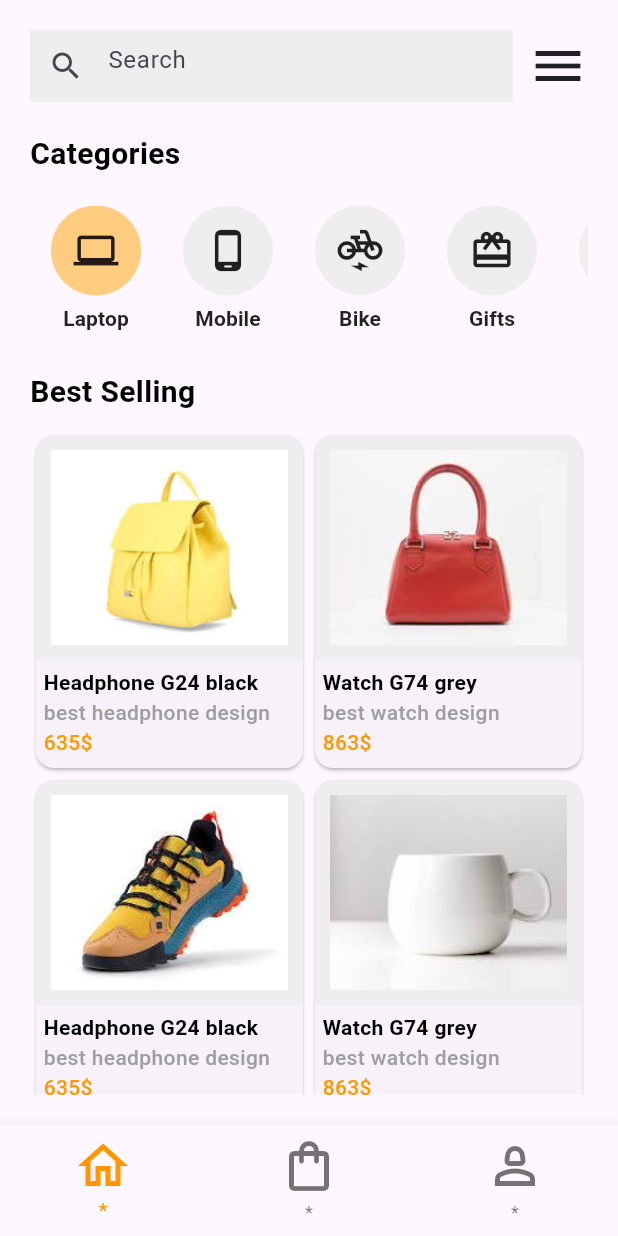
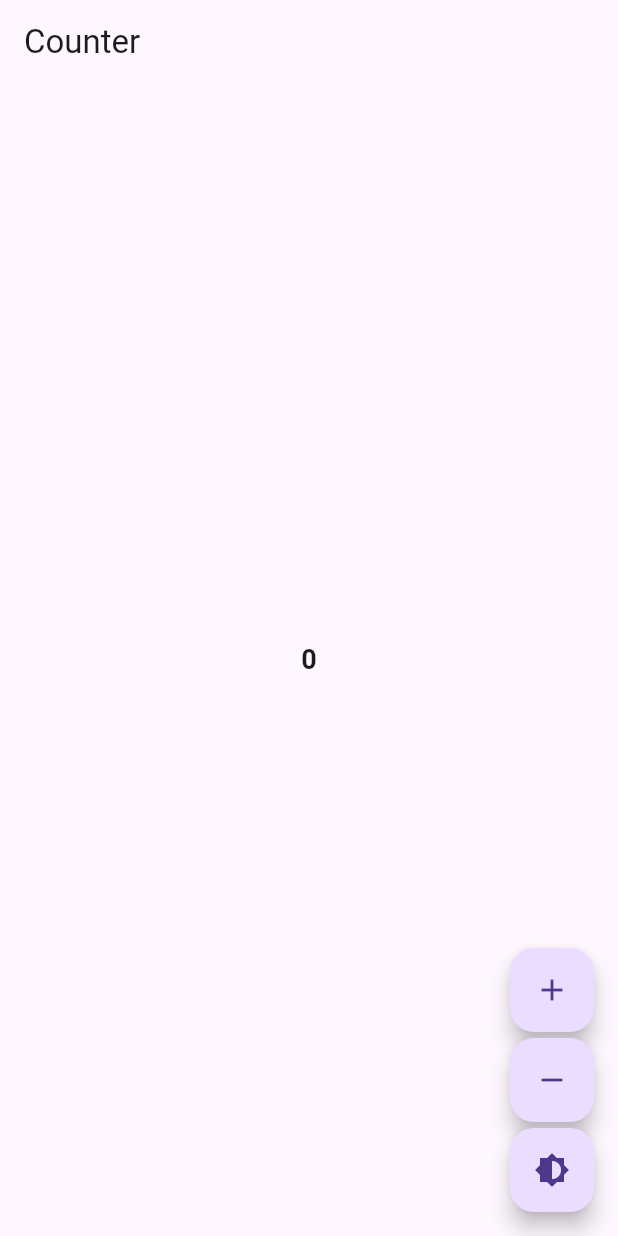
Before and after one commit to ismail-medhat/Flutter-Demo, a Flutter app: the screen it shows after launch, on a phone screen of 412 x 824 dp. Run offline on Flutter 3.47's test engine with Material 3 defaults, Android fonts, the phone set to English and light mode, and no system bars; our stand-ins replace flutter_bloc.

Commit message:
Use bloc state manegment to build counter screen

```diff
--- /dev/null
+++ b/devtools_options.yaml
@@ -0,0 +1,3 @@
+description: This file stores settings for Dart & Flutter DevTools.
+documentation: https://docs.flutter.dev/tools/devtools/extensions#configure-extension-enablement-states
+extensions:
--- a/lib/bestselling.dart
+++ /dev/null
@@ -1,111 +0,0 @@
-import 'package:flutter/material.dart';
-import 'package:flutter_demo/productdetails.dart';
-
-// ignore: must_be_immutable
-class BestSelling extends StatelessWidget {
-  BestSelling({super.key});
-
-  List bestSellingList = [
-    {
-      "image": 'images/backBag.jpeg',
-      "title": "Headphone G24 black",
-      "subtitle": "best headphone design",
-      "price": 635,
-    },
-    {
-      "image": 'images/bag.jpeg',
-      "title": "Watch G74 grey",
-      "subtitle": "best watch design",
-      "price": 863,
-    },
-    {
-      "image": 'images/manShose.jpeg',
-      "title": "Headphone G24 black",
-      "subtitle": "best headphone design",
-      "price": 635,
-    },
-    {
-      "image": 'images/mug.jpeg',
-      "title": "Watch G74 grey",
-      "subtitle": "best watch design",
-      "price": 863,
-    },
-  ];
-
-  @override
-  Widget build(BuildContext context) {
-    return (GridView.builder(
-        physics: const NeverScrollableScrollPhysics(),
-        shrinkWrap: true,
-        gridDelegate: const SliverGridDelegateWithFixedCrossAxisCount(
-            crossAxisCount: 2, mainAxisExtent: 230),
-        itemCount: bestSellingList.length,
-        itemBuilder: (context, i) {
-          return InkWell(
-            onTap: () {
-              Navigator.of(context).push(MaterialPageRoute(
-                  builder: (context) => ProductDetails(
-                        productData: bestSellingList[i],
-                      )));
-            },
-            child: (Card(
-              clipBehavior: Clip.antiAliasWithSaveLayer,
-              child: Column(
-                crossAxisAlignment: CrossAxisAlignment.start,
-                children: [
-                  Container(
-                    padding: const EdgeInsets.all(10),
-                    width: 300,
-                    // margin: const EdgeInsets.only(top: 5.0),
-                    color: Colors.grey[200],
-                    child: Image.asset(
-                      bestSellingList[i]['image'],
-                      height: 130,
-                      fit: BoxFit.fill,
-                    ),
-                  ),
-                  Container(
-                    padding: const EdgeInsets.all(5),
-                    child: Column(
-                      crossAxisAlignment: CrossAxisAlignment.start,
-                      children: [
-                        Text(
-                          bestSellingList[i]['title'],
-                          overflow: TextOverflow.ellipsis,
-                          textAlign: TextAlign.start,
-                          style: const TextStyle(
-                            color: Colors.black,
-                            fontSize: 14,
-                            fontWeight: FontWeight.w700,
-                          ),
-                        ),
-                        Text(
-                          bestSellingList[i]['subtitle'],
-                          overflow: TextOverflow.ellipsis,
-                          textAlign: TextAlign.start,
-                          style: const TextStyle(
-                            color: Colors.grey,
-                            fontSize: 14,
-                            fontWeight: FontWeight.w500,
-                          ),
-                        ),
-                        Text(
-                          '${bestSellingList[i]['price']}\$',
-                          overflow: TextOverflow.ellipsis,
-                          textAlign: TextAlign.start,
-                          style: const TextStyle(
-                            color: Colors.orange,
-                            fontSize: 14,
-                            fontWeight: FontWeight.w500,
-                          ),
-                        ),
-                      ],
-                    ),
-                  ),
-                ],
-              ),
-            )),
-          );
-        }));
-  }
-}
--- /dev/null
+++ b/lib/bloc/counter_bloc.dart
@@ -0,0 +1,23 @@
+import 'package:flutter_bloc/flutter_bloc.dart';
+import 'package:flutter/material.dart';
+
+part 'counter_event.dart';
+part 'counter_state.dart';
+
+class CounterBloc extends Bloc<CounterEvent, CounterState> {
+  int counter = 0;
+  CounterBloc() : super(CounterInitial()) {
+    on<CounterEvent>((event, emit) {
+      if (event is IncreamentEvent) {
+        counter = counter + 1;
+        emit(CounterValueChangedState(counter: counter));
+      } else if (event is DecreamentEvent) {
+        counter = counter - 1;
+        emit(CounterValueChangedState(counter: counter));
+      } else {
+        counter = 0;
+        emit(CounterValueChangedState(counter: counter));
+      }
+    });
+  }
+}
--- /dev/null
+++ b/lib/bloc/counter_event.dart
@@ -0,0 +1,10 @@
+part of 'counter_bloc.dart';
+
+@immutable
+sealed class CounterEvent {}
+
+class IncreamentEvent extends CounterEvent{}
+
+class DecreamentEvent extends CounterEvent{}
+
+class ResetEvent extends CounterEvent{}
--- /dev/null
+++ b/lib/bloc/counter_state.dart
@@ -0,0 +1,11 @@
+part of 'counter_bloc.dart';
+
+@immutable
+sealed class CounterState {}
+
+final class CounterInitial extends CounterState {}
+
+class CounterValueChangedState extends CounterState {
+  final int counter;
+  CounterValueChangedState({required this.counter});
+}
--- a/lib/categories.dart
+++ /dev/null
@@ -1,73 +0,0 @@
-import 'package:flutter/material.dart';
-
-class Categories extends StatelessWidget {
-  final dynamic onCategoryTab;
-  final int selectedCategoryIndex;
-  Categories(
-      {super.key,
-      required this.onCategoryTab(int i),
-      required this.selectedCategoryIndex});
-
-  List categories = [
-    {
-      "icon": Icons.laptop,
-      "title": "Laptop",
-    },
-    {
-      "icon": Icons.phone_android_rounded,
-      "title": "Mobile",
-    },
-    {
-      "icon": Icons.electric_bike,
-      "title": "Bike",
-    },
-    {
-      "icon": Icons.card_giftcard,
-      "title": "Gifts",
-    },
-    {
-      "icon": Icons.car_crash,
-      "title": "car",
-    },
-  ];
-
-  @override
-  Widget build(BuildContext context) {
-    return (SizedBox(
-      height: 100,
-      child: ListView.builder(
-          scrollDirection: Axis.horizontal,
-          itemCount: categories.length,
-          itemBuilder: (context, i) {
-            return (MaterialButton(
-              onPressed: () => onCategoryTab(i),
-              padding: const EdgeInsets.all(0),
-              child: Column(
-                children: [
-                  Container(
-                    width: 60.0,
-                    height: 60.0,
-                    margin: const EdgeInsets.only(bottom: 5),
-                    decoration: BoxDecoration(
-                      color: selectedCategoryIndex == i
-                          ? Colors.orange[200]
-                          : Colors.grey[200],
-                      borderRadius: BorderRadius.circular(60),
-                    ),
-                    child: Icon(
-                      categories[i]["icon"],
-                      size: 30,
-                    ),
-                  ),
-                  Text(
-                    categories[i]["title"],
-                    style: const TextStyle(
-                        fontWeight: FontWeight.bold, fontSize: 14),
-                  ),
-                ],
-              ),
-            ));
-          }),
-    ));
-  }
-}
--- /dev/null
+++ b/lib/counter.dart
@@ -0,0 +1,65 @@
+import 'package:flutter/material.dart';
+import 'package:flutter_bloc/flutter_bloc.dart';
+import 'package:flutter_demo/bloc/counter_bloc.dart';
+
+class CounterView extends StatelessWidget {
+  const CounterView({super.key});
+
+  @override
+  Widget build(BuildContext context) {
+    return Scaffold(
+      appBar: AppBar(title: const Text('Counter')),
+      body: Center(
+        child: BlocBuilder<CounterBloc, CounterState>(
+          builder: (context, state) {
+            if (state is CounterInitial) {
+              return const Text(
+                '0',
+                style: TextStyle(
+                  fontSize: 18,
+                  fontWeight: FontWeight.w700,
+                ),
+              );
+            } else if (state is CounterValueChangedState) {
+              return Text(
+                state.counter.toString(),
+                style: const TextStyle(
+                  fontSize: 18,
+                  fontWeight: FontWeight.w700,
+                ),
+              );
+            } else {
+              return const SizedBox();
+            }
+          },
+        ),
+      ),
+      floatingActionButton: Column(
+        crossAxisAlignment: CrossAxisAlignment.end,
+        mainAxisAlignment: MainAxisAlignment.end,
+        children: <Widget>[
+          FloatingActionButton(
+            child: const Icon(Icons.add),
+            onPressed: () {
+              context.read<CounterBloc>().add(IncreamentEvent());
+            },
+          ),
+          const SizedBox(height: 4),
+          FloatingActionButton(
+            child: const Icon(Icons.remove),
+            onPressed: () {
+              context.read<CounterBloc>().add(DecreamentEvent());
+            },
+          ),
+          const SizedBox(height: 4),
+          FloatingActionButton(
+            child: const Icon(Icons.brightness_6),
+            onPressed: () {
+              context.read<CounterBloc>().add(ResetEvent());
+            },
+          ),
+        ],
+      ),
+    );
+  }
+}
--- a/lib/homepage.dart
+++ /dev/null
@@ -1,75 +0,0 @@
-import 'package:flutter/material.dart';
-import 'package:flutter_demo/bestselling.dart';
-import 'package:flutter_demo/categories.dart';
-import 'package:flutter_demo/maintitle.dart';
-
-class Home extends StatefulWidget {
-  const Home({super.key});
-
-  @override
-  State<Home> createState() => _HomeState();
-}
-
-class _HomeState extends State<Home> {
-  int selectedCategoryIndex = 0;
-
-  @override
-  Widget build(BuildContext context) {
-    return Scaffold(
-      bottomNavigationBar: BottomNavigationBar(
-          iconSize: 40,
-          selectedItemColor: Colors.orange,
-          items: const [
-            BottomNavigationBarItem(
-                icon: Icon(Icons.home_outlined), label: '*'),
-            BottomNavigationBarItem(
-                icon: Icon(Icons.shopping_bag_outlined), label: '*'),
-            BottomNavigationBarItem(
-                icon: Icon(Icons.person_2_outlined), label: '*'),
-          ]),
-      body: Container(
-        padding: const EdgeInsets.all(20),
-        child: ListView(
-          children: [
-            Row(
-              children: [
-                Expanded(
-                  child: TextFormField(
-                    decoration: InputDecoration(
-                      border: InputBorder.none,
-                      fillColor: Colors.grey[200],
-                      filled: true,
-                      prefixIcon: const Icon(Icons.search),
-                      hintText: "Search",
-                    ),
-                  ),
-                ),
-                const Padding(
-                  padding: EdgeInsets.only(left: 10.0),
-                  child: Icon(
-                    Icons.menu,
-                    size: 40,
-                  ),
-                ),
-              ],
-            ),
-            const MainTitle(title: 'Categories'),
-            Categories(
-              onCategoryTab: (i) {
-                setState(() {
-                  selectedCategoryIndex = i;
-                });
-              },
-              selectedCategoryIndex: selectedCategoryIndex,
-            ),
-            const MainTitle(
-              title: 'Best Selling',
-              paddingVertial: 10,
-            ),
-            BestSelling(),
-          ],
-        ),
-      ),
-    );
-  }
-}
--- a/lib/main.dart
+++ b/lib/main.dart
@@ -1,11 +1,25 @@
 import 'package:flutter/material.dart';
-import 'package:flutter_demo/homepage.dart';
+import 'package:flutter_bloc/flutter_bloc.dart';
+import 'package:flutter_demo/bloc/counter_bloc.dart';
+import 'package:flutter_demo/counter.dart';
 
 void main() {
-  runApp(const MaterialApp(
-    debugShowCheckedModeBanner: false,
-    home: Home(),
-  ));
+  runApp(const MyApp());
+}
+
+class MyApp extends StatelessWidget {
+  const MyApp({super.key});
+
+  @override
+  Widget build(BuildContext context) {
+    return BlocProvider(
+      create: (_) => CounterBloc(),
+      child: const MaterialApp(
+        debugShowCheckedModeBanner: false,
+        home: CounterView(),
+      ),
+    );
+  }
 }
 
 
--- a/lib/maintitle.dart
+++ /dev/null
@@ -1,24 +0,0 @@
-import 'package:flutter/material.dart';
-
-class MainTitle extends StatelessWidget {
-  final String title;
-  final double? paddingVertial;
-
-  const MainTitle({
-    super.key,
-    required this.title,
-    this.paddingVertial,
-  });
-
-  @override
-  Widget build(BuildContext context) {
-    return Padding(
-      padding: EdgeInsets.symmetric(vertical: paddingVertial ?? 20.0),
-      child: Text(
-        title,
-        style: const TextStyle(
-            fontSize: 20, fontWeight: FontWeight.bold, color: Colors.black),
-      ),
-    );
-  }
-}
--- a/pubspec.yaml
+++ b/pubspec.yaml
@@ -34,6 +34,7 @@ dependencies:
   # The following adds the Cupertino Icons font to your application.
   # Use with the CupertinoIcons class for iOS style icons.
   cupertino_icons: ^1.0.8
+  flutter_bloc: ^8.1.6
 
 dev_dependencies:
   flutter_test:
```
Also changed, not shown: lib/productdetails.dart (deleted, +0 -192 lines), pubspec.lock, 19 other files.
